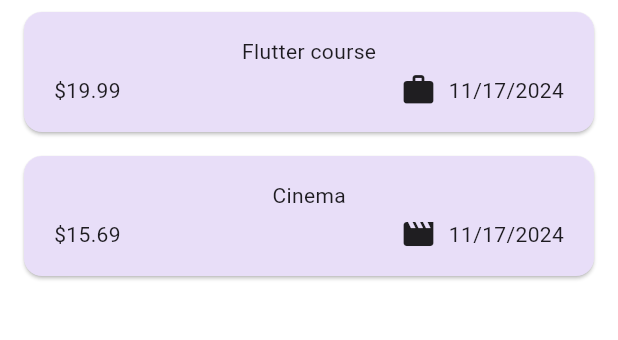
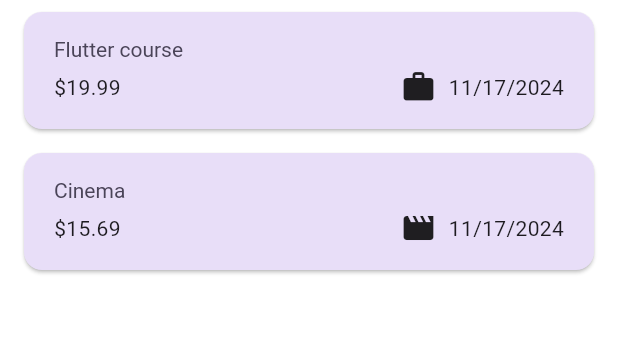
Before and after one commit to swapnilgt/flutter, a Flutter app: the screen it shows after launch, on a phone screen of 412 x 824 dp, the part 114-454 px from its top. Run offline on Flutter 3.47's test engine with Material 3 defaults, Android fonts, the phone set to English and light mode, and no system bars; our stand-ins replace google_fonts.

Commit message:
theming widgets

```diff
--- a/expense_tracker/lib/ui/expenses_list/expense_item.dart
+++ b/expense_tracker/lib/ui/expenses_list/expense_item.dart
@@ -15,8 +15,12 @@ class ExpenseItem extends StatelessWidget {
           vertical: 16,
         ),
         child: Column(
+          crossAxisAlignment: CrossAxisAlignment.start,
           children: [
-            Text(expense.title),
+            Text(
+              expense.title,
+              style: Theme.of(context).textTheme.titleLarge,
+            ),
             SizedBox(height: 4),
             Row(
               children: [
--- a/expense_tracker/lib/ui/expenses_list/expenses_list.dart
+++ b/expense_tracker/lib/ui/expenses_list/expenses_list.dart
@@ -20,6 +20,12 @@ class ExpensesList extends StatelessWidget {
         itemCount: expenseList.length,
         itemBuilder: (ctx, index) => Dismissible(
           key: ValueKey(expenseList[index]),
+          background: Container(
+            color: Theme.of(context).colorScheme.error.withOpacity(0.25),
+            margin: EdgeInsets.symmetric(
+              horizontal: Theme.of(context).cardTheme.margin!.horizontal,
+            ),
+          ),
           onDismissed: (direction) => removeExpense(expenseList[index]),
           child: ExpenseItem(expense: expenseList[index]),
         ),
```
